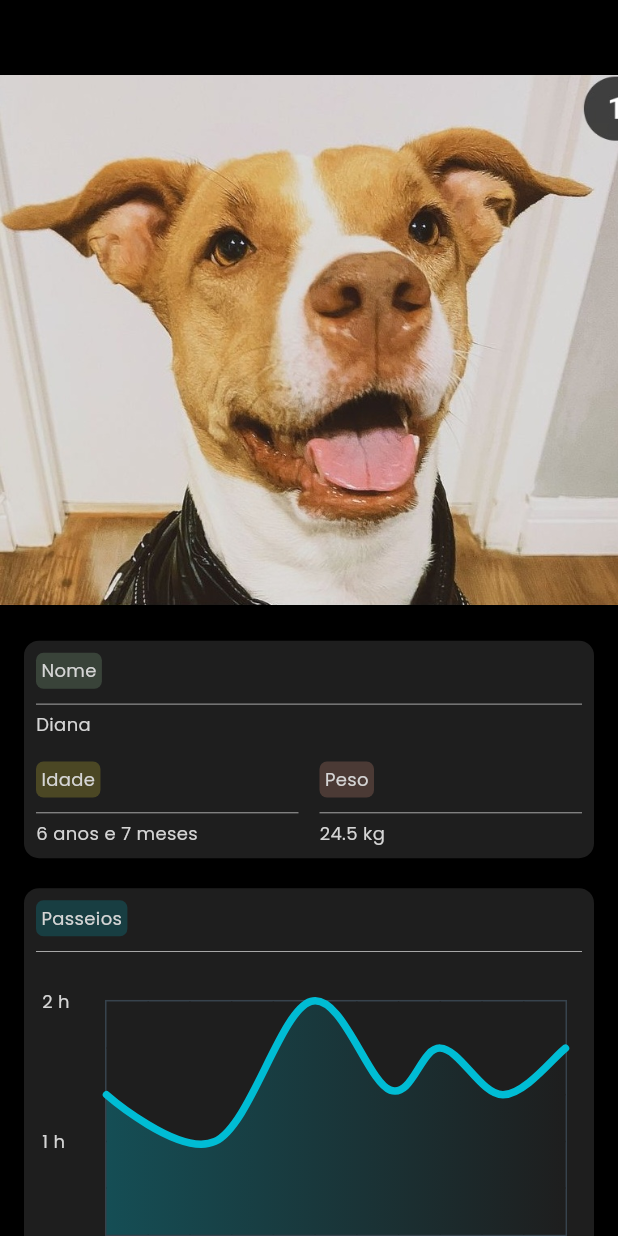
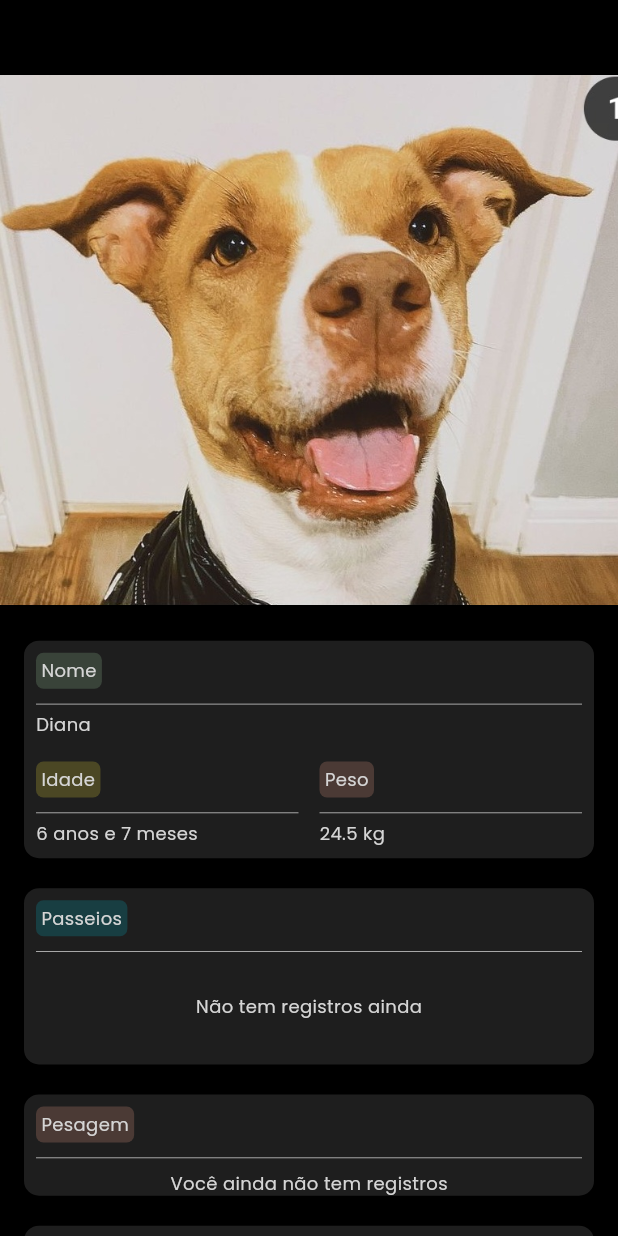
Before and after one commit to AndreNagem1/AmigoPet, a Flutter app: the screen it shows after launch, after a tap on "Passear", after a tap on "Parar", after a tap on "Diana", on a phone screen of 412 x 824 dp. Run offline on Flutter 3.47's test engine with Material 3 defaults, Android fonts, the light colour scheme and no system bars; drawn by our look-alikes of fl_chart; our stand-ins replace cloud_firestore, firebase_core, flutter_bloc, google_fonts, hive, image_picker and 6 more; accounts and stored records are empty.

Commit message:
feat: walking chart registration

```diff
--- a/lib/home/domain/pet_dialog_cubit.dart
+++ b/lib/home/domain/pet_dialog_cubit.dart
@@ -13,6 +13,12 @@ class PetDialogError extends PetDialogState {}
 class PetDialogStartedWalk extends PetDialogState {}
 
 class PetDialogFinishWalk extends PetDialogState {}
+
+class PetDialogShowRegisterWalk extends PetDialogState {
+  final WalkingInfo info;
+
+  PetDialogShowRegisterWalk(this.info);
+}
 
 class PetDialogCubit extends Cubit<PetDialogState> {
   PetDialogCubit(super.initialState) {
@@ -44,6 +50,8 @@ class PetDialogCubit extends Cubit<PetDialogState> {
     try {
       CollectionReference collectionRef = db.collection("passeio");
 
+      final walkingInfo = await loadWalkInfo();
+
       Map<String, dynamic> data = {
         'isWalking': false,
         'date': DateTime.now().toString(),
@@ -51,13 +59,17 @@ class PetDialogCubit extends Cubit<PetDialogState> {
 
       await collectionRef.doc('passeio').set(data);
 
-      emit(PetDialogIdle());
+      if (walkingInfo != null) {
+        emit(PetDialogShowRegisterWalk(walkingInfo));
+      } else {
+        emit(PetDialogError());
+      }
     } catch (e) {
       emit(PetDialogError());
     }
   }
 
-  void loadWalkInfo() async {
+  Future<WalkingInfo?> loadWalkInfo() async {
     emit(PetDialogLoading());
 
     try {
@@ -68,7 +80,7 @@ class PetDialogCubit extends Cubit<PetDialogState> {
       if (event.docs.isEmpty) {
         emit(PetDialogIdle());
         print("No data found");
-        return;
+        return null;
       }
 
       var doc = event.docs.first;
@@ -82,9 +94,15 @@ class PetDialogCubit extends Cubit<PetDialogState> {
       } else {
         emit(PetDialogIdle());
       }
+      return walkingInfo;
     } catch (error) {
       emit(PetDialogError());
       print('Failed to load walking: $error');
     }
+    return null;
+  }
+
+  void resetState() async {
+    emit(PetDialogIdle());
   }
 }
--- a/lib/home/presentation/ui/pet_dialog/pet_dialog.dart
+++ b/lib/home/presentation/ui/pet_dialog/pet_dialog.dart
@@ -4,7 +4,9 @@ import 'package:amigo_pet/home/domain/pet_dialog_cubit.dart';
 import 'package:amigo_pet/home/presentation/model/pet_dialog_info.dart';
 import 'package:amigo_pet/home/presentation/ui/pet_dialog/pet_dialog_distance_per_day.dart';
 import 'package:amigo_pet/home/presentation/ui/pet_dialog/pet_dialog_item.dart';
+import 'package:amigo_pet/home/presentation/ui/pet_dialog/register_walk_dialog.dart';
 import 'package:amigo_pet/home/presentation/ui/pet_dialog/status_row.dart';
+import 'package:amigo_pet/pet_details/presentation/model/walking_info.dart';
 import 'package:flutter/material.dart';
 import 'package:flutter_bloc/flutter_bloc.dart';
 
@@ -89,6 +91,15 @@ class PetDialog extends StatelessWidget {
                 BlocBuilder<PetDialogCubit, PetDialogState>(
                   bloc: cubit,
                   builder: (context, state) {
+                    if (state is PetDialogShowRegisterWalk) {
+                      WidgetsBinding.instance.addPostFrameCallback((_) {
+                        _showAddMedicationDialog(
+                          context,
+                          state.info,
+                        );
+                      });
+                    }
+
                     return switch (state) {
                       PetDialogStartedWalk() => HighlightedTextButton(
                           color: AppColors.pastelOrange,
@@ -98,6 +109,12 @@ class PetDialog extends StatelessWidget {
                           label: 'Parar',
                         ),
                       PetDialogIdle() => HighlightedTextButton(
+                          onPress: () {
+                            cubit.startWalk();
+                          },
+                          label: 'Passear',
+                        ),
+                      PetDialogShowRegisterWalk() => HighlightedTextButton(
                           onPress: () {
                             cubit.startWalk();
                           },
@@ -117,7 +134,8 @@ class PetDialog extends StatelessWidget {
                         ),
                       PetDialogState() => throw UnimplementedError(),
                     };
-                    }),
+                  },
+                ),
                 SizedBox(width: 10)
               ],
             ),
@@ -143,3 +161,16 @@ class PetDialog extends StatelessWidget {
     );
   }
 }
+
+Future<void> _showAddMedicationDialog(
+  BuildContext context,
+  WalkingInfo info,
+) async {
+  return showDialog<void>(
+    context: context,
+    barrierDismissible: false,
+    builder: (BuildContext context) {
+      return RegisterWalkDialog(info: info);
+    },
+  );
+}
--- /dev/null
+++ b/lib/home/presentation/ui/pet_dialog/register_walk_dialog.dart
@@ -0,0 +1,106 @@
+import 'package:amigo_pet/colors/app_colors.dart';
+import 'package:amigo_pet/common_ui/highlighted_text.dart';
+import 'package:amigo_pet/common_ui/letter_decoration.dart';
+import 'package:amigo_pet/home/domain/register_walk_dialog_cubit.dart';
+import 'package:amigo_pet/pet_details/presentation/model/walking_info.dart';
+import 'package:flutter/material.dart';
+import 'package:flutter_bloc/flutter_bloc.dart';
+
+class RegisterWalkDialog extends StatelessWidget {
+  final WalkingInfo info;
+
+  const RegisterWalkDialog({
+    super.key,
+    required this.info,
+  });
+
+  @override
+  Widget build(BuildContext context) {
+    final cubit = RegisterWalkDialogCubit(Idle());
+    final walkInMinutes = DateTime.now().difference(info.date).inMinutes;
+
+    return AlertDialog(
+      backgroundColor: AppColors.surface,
+      title: Column(
+        children: [
+          Row(
+            mainAxisAlignment: MainAxisAlignment.spaceAround,
+            children: [
+              Text(
+                'Registrar passeio',
+                style: AppStyles.poppins18TextStyle,
+              ),
+              Container(
+                decoration: BoxDecoration(
+                  borderRadius: const BorderRadius.only(
+                    topLeft: Radius.circular(30),
+                    topRight: Radius.circular(30),
+                    bottomLeft: Radius.circular(30),
+                    bottomRight: Radius.circular(30),
+                  ),
+                  border: Border.all(
+                    color: Colors.white38,
+                    width: 1,
+                  ),
+                  color: AppColors.cyan.withOpacity(0.2),
+                ),
+                child: Padding(
+                  padding: const EdgeInsets.all(4.0),
+                  child: Icon(
+                    Icons.add,
+                    color: AppColors.cyan,
+                  ),
+                ),
+              )
+            ],
+          ),
+          SizedBox(height: 20),
+          Text(
+            'Vocês passearam por:',
+            style: AppStyles.poppins12TextStyle,
+          ),
+          SizedBox(height: 10),
+          Text(
+            walkInMinutes.toString() + ' min',
+            style: AppStyles.poppins14W400TextStyle,
+          ),
+          SizedBox(height: 10),
+        ],
+      ),
+      actions: <Widget>[
+        TextButton(
+          child: Text(
+            'Cancelar',
+            style: AppStyles.poppins12TextStyle,
+          ),
+          onPressed: () {
+            Navigator.of(context).pop();
+          },
+        ),
+        BlocBuilder<RegisterWalkDialogCubit, RegisterWalkDialogState>(
+          bloc: cubit,
+          builder: (context, state) {
+            return switch (state) {
+              Idle() => TextButton(
+                  child: HighLightedText(
+                    label: 'Adicionar',
+                    labelColor: AppColors.cyan,
+                  ),
+                  onPressed: () {
+                    cubit.saveChartPoints(walkInMinutes);
+                    Navigator.of(context).pop();
+                  },
+                ),
+              Loading() => Center(
+                  child: const CircularProgressIndicator(
+                    color: AppColors.cyan,
+                  ),
+                ),
+              RegisterWalkDialogState() => throw UnimplementedError(),
+            };
+          },
+        ),
+      ],
+    );
+  }
+}
--- /dev/null
+++ b/lib/pet_details/domain/chart_cubit/walking_chart_cubit.dart
@@ -0,0 +1,53 @@
+import 'dart:convert';
+
+import 'package:fl_chart/fl_chart.dart';
+import 'package:flutter_bloc/flutter_bloc.dart';
+import 'package:shared_preferences/shared_preferences.dart';
+
+abstract class WalkingChartState {}
+
+class ChartLoading extends WalkingChartState {}
+
+class ChartEmpty extends WalkingChartState {}
+
+class ChartError extends WalkingChartState {}
+
+class ChartSuccess extends WalkingChartState {
+  final List<FlSpot> data;
+
+  ChartSuccess(this.data);
+}
+
+class WalkingChartCubit extends Cubit<WalkingChartState> {
+  WalkingChartCubit(super.initialState) {
+    loadChartPoints();
+  }
+
+  static const String _walkingStorageKey = "_walking_chart_data";
+
+  void loadChartPoints() async {
+    emit(ChartLoading());
+    final prefs = await SharedPreferences.getInstance();
+    final String? storedData = prefs.getString(_walkingStorageKey);
+
+    List<FlSpot> list = [];
+    if (storedData != null) {
+      List<dynamic> decodedList = jsonDecode(storedData);
+
+      for (int i = 0; i < decodedList.length; i++) {
+        list.add(FlSpot(i.toDouble(), decodedList[i]['y'].toDouble()));
+      }
+
+      if (list.length > 30) {
+        list = list.sublist(list.length - 30);
+        await prefs.setString(_walkingStorageKey, jsonEncode(list));
+      }
+    }
+
+    if (list.isEmpty) {
+      emit(ChartEmpty());
+    } else {
+      emit(ChartSuccess(list));
+    }
+  }
+}
--- a/lib/pet_details/presentation/charts/chart_walking.dart
+++ b/lib/pet_details/presentation/charts/chart_walking.dart
@@ -1,5 +1,9 @@
+import 'package:amigo_pet/common_ui/highlighted_text.dart';
+import 'package:amigo_pet/pet_details/domain/add_item_dialog/add_medication_item_dialog_state.dart';
+import 'package:amigo_pet/pet_details/domain/chart_cubit/walking_chart_cubit.dart';
 import 'package:fl_chart/fl_chart.dart';
 import 'package:flutter/material.dart';
+import 'package:flutter_bloc/flutter_bloc.dart';
 
 import '../../../colors/app_colors.dart';
 import '../../../common_ui/letter_decoration.dart';
@@ -24,7 +28,13 @@ class _LineChartSample2State extends State<WalkingChart> {
 
   @override
   Widget build(BuildContext context) {
-    return Stack(
+    final cubit = WalkingChartCubit(ChartLoading());
+
+    return BlocBuilder<WalkingChartCubit, WalkingChartState>(
+        bloc: cubit,
+        builder: (context, state) {
+          return switch (state) {
+            ChartSuccess() => Stack(
                 children: <Widget>[
                   AspectRatio(
                     aspectRatio: 1.70,
@@ -36,12 +46,30 @@ class _LineChartSample2State extends State<WalkingChart> {
                         bottom: 12,
                       ),
                       child: LineChart(
-               mainData(),
+                        mainData(state.data),
                       ),
                     ),
                   ),
                 ],
-    );
+              ),
+            ChartLoading() => Center(
+                child: const CircularProgressIndicator(
+                  color: AppColors.cyan,
+                ),
+              ),
+            ChartEmpty() => Column(
+                children: [
+                  SizedBox(height: 20),
+                  Text(
+                    'Não tem registros ainda',
+                    style: AppStyles.poppins12TextStyle,
+                  ),
+                  SizedBox(height: 30),
+                ],
+              ),
+            WalkingChartState() => throw UnimplementedError(),
+          };
+        });
   }
 
   Widget bottomTitleWidgets(double value, TitleMeta meta) {
@@ -49,20 +77,8 @@ class _LineChartSample2State extends State<WalkingChart> {
 
     Widget text;
     switch (value.toInt()) {
-      case 0:
-        text = Text('JAN', style: style);
-        break;
-      case 2:
-        text = Text('MAR', style: style);
-        break;
-      case 5:
-        text = Text('JUN', style: style);
-        break;
-      case 8:
-        text = Text('SEP', style: style);
-        break;
-      case 10:
-        text = Text('DEZ', style: style);
+      case 15:
+        text = Text('Últimos 30 dias', style: style);
         break;
       default:
         text = Text('', style: style);
@@ -76,14 +92,14 @@ class _LineChartSample2State extends State<WalkingChart> {
   }
 
   Widget leftTitleWidgets(double value, TitleMeta meta) {
-    final style = AppStyles.poppins12TextStyle;
+    final style = AppStyles.poppins10TextStyle;
 
     String text;
     switch (value.toInt()) {
-      case 2:
+      case 60:
         text = '1 h';
         break;
-      case 5:
+      case 120:
         text = '2 h';
         break;
       default:
@@ -93,7 +109,7 @@ class _LineChartSample2State extends State<WalkingChart> {
     return Text(text, style: style, textAlign: TextAlign.left);
   }
 
-  LineChartData mainData() {
+  LineChartData mainData(List<FlSpot> data) {
     return LineChartData(
       gridData: FlGridData(
         show: true,
@@ -143,20 +159,12 @@ class _LineChartSample2State extends State<WalkingChart> {
         border: Border.all(color: const Color(0xff37434d)),
       ),
       minX: 0,
-      maxX: 11,
+      maxX: 30,
       minY: 0,
-      maxY: 5,
+      maxY: 120,
       lineBarsData: [
         LineChartBarData(
-          spots: const [
-            FlSpot(0, 3),
-            FlSpot(2.6, 2),
-            FlSpot(4.9, 5),
-            FlSpot(6.8, 3.1),
-            FlSpot(8, 4),
-            FlSpot(9.5, 3),
-            FlSpot(11, 4),
-          ],
+          spots: data,
           isCurved: true,
           gradient: LinearGradient(
             colors: lineGradientColors,
@@ -178,101 +186,4 @@ class _LineChartSample2State extends State<WalkingChart> {
       ],
     );
   }
-
-  LineChartData avgData() {
-    return LineChartData(
-      lineTouchData: const LineTouchData(enabled: false),
-      gridData: FlGridData(
-        show: true,
-        drawHorizontalLine: true,
-        verticalInterval: 1,
-        horizontalInterval: 1,
-        getDrawingVerticalLine: (value) {
-          return const FlLine(
-            color: Color(0xff37434d),
-            strokeWidth: 1,
-          );
-        },
-        getDrawingHorizontalLine: (value) {
-          return const FlLine(
-            color: Color(0xff37434d),
-            strokeWidth: 1,
-          );
-        },
-      ),
-      titlesData: FlTitlesData(
-        show: true,
-        bottomTitles: AxisTitles(
-          sideTitles: SideTitles(
-            showTitles: true,
-            reservedSize: 30,
-            getTitlesWidget: bottomTitleWidgets,
-            interval: 1,
-          ),
-        ),
-        leftTitles: AxisTitles(
-          sideTitles: SideTitles(
-            showTitles: true,
-            getTitlesWidget: leftTitleWidgets,
-            reservedSize: 42,
-            interval: 1,
-          ),
-        ),
-        topTitles: const AxisTitles(
-          sideTitles: SideTitles(showTitles: false),
-        ),
-        rightTitles: const AxisTitles(
-          sideTitles: SideTitles(showTitles: false),
-        ),
-      ),
-      borderData: FlBorderData(
-        show: true,
-        border: Border.all(color: const Color(0xff37434d)),
-      ),
-      minX: 0,
-      maxX: 11,
-      minY: 0,
-      maxY: 6,
-      lineBarsData: [
-        LineChartBarData(
-          spots: const [
-            FlSpot(0, 3.44),
-            FlSpot(2.6, 3.44),
-            FlSpot(4.9, 3.44),
-            FlSpot(6.8, 3.44),
-            FlSpot(8, 3.44),
-            FlSpot(9.5, 3.44),
-            FlSpot(11, 3.44),
-          ],
-          isCurved: true,
-          gradient: LinearGradient(
-            colors: [
-              ColorTween(begin: gradientColors[0], end: gradientColors[1])
-                  .lerp(0.2)!,
-              ColorTween(begin: gradientColors[0], end: gradientColors[1])
-                  .lerp(0.2)!,
-            ],
-          ),
-          barWidth: 5,
-          isStrokeCapRound: true,
-          dotData: const FlDotData(
-            show: false,
-          ),
-          belowBarData: BarAreaData(
-            show: true,
-            gradient: LinearGradient(
-              colors: [
-                ColorTween(begin: gradientColors[0], end: gradientColors[1])
-                    .lerp(0.2)!
-                    .withOpacity(0.1),
-                ColorTween(begin: gradientColors[0], end: gradientColors[1])
-                    .lerp(0.2)!
-                    .withOpacity(0.1),
-              ],
-            ),
-          ),
-        ),
-      ],
-    );
 }
-}
--- a/lib/pet_details/presentation/charts/delete_chart_point_dialog.dart
+++ b/lib/pet_details/presentation/charts/delete_chart_point_dialog.dart
@@ -1,11 +1,9 @@
 import 'package:amigo_pet/colors/app_colors.dart';
 import 'package:amigo_pet/common_ui/highlighted_text.dart';
 import 'package:amigo_pet/common_ui/letter_decoration.dart';
-import 'package:fl_chart/fl_chart.dart';
 import 'package:flutter/material.dart';
 
 import '../../../../common_ui/divider.dart';
-import '../../../home/presentation/ui/add_pet_dialog/add_pet_input.dart';
 
 class DeleteChartPointDialog extends StatelessWidget {
   final Function onDelete;
```
Also changed, not shown: lib/home/domain/register_walk_dialog_cubit.dart (added, +49 -0 lines). Lines whose indentation alone changed are shown as unchanged.
